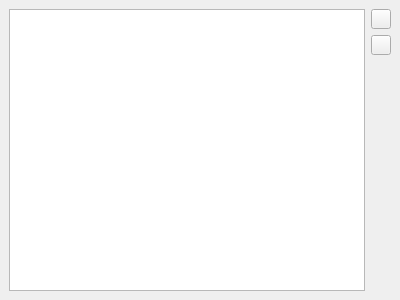
This is copasi/UI/CQExpressionMmlStackedWidget.ui in copasi/COPASI as Qt 5 draws it before an edit. The edited form follows.
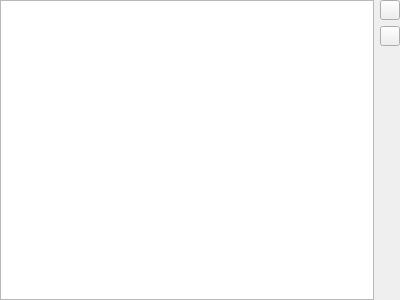
This is the edited form. Custom widgets are drawn as their Qt base class.

The edit to the form file:
```diff
--- a/copasi/UI/CQExpressionMmlStackedWidget.ui
+++ b/copasi/UI/CQExpressionMmlStackedWidget.ui
@@ -36,6 +36,9 @@
   </property>
   <widget class="QWidget" name="mpExpressionPage">
    <layout class="QHBoxLayout" name="horizontalLayout">
+    <property name="margin">
+     <number>0</number>
+    </property>
     <item>
      <widget class="CQExpressionWidget" name="mpExpressionWidget"/>
     </item>
```
Left out of the diff: 17 changed lines with no effect on the pictures.
